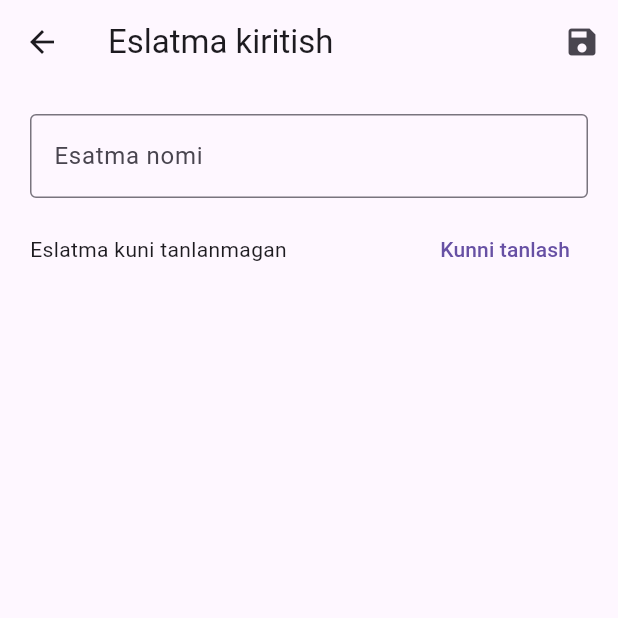
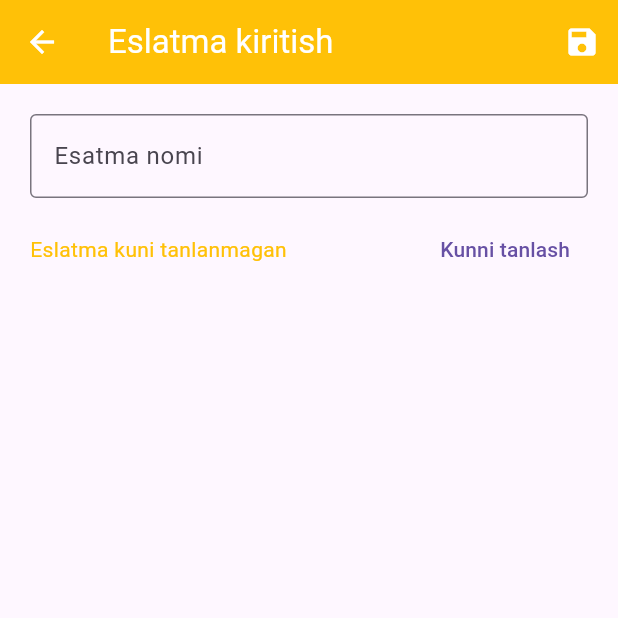
Before and after one commit to Abdirakhmonov/Full_app, a Flutter app: the NotesScreen screen opened directly, after a tap on the "add" icon, on a phone screen of 412 x 824 dp, the top half of it. Run offline on Flutter 3.47's test engine with Material 3 defaults, Android fonts, the phone set to English and light mode, and no system bars; our stand-ins replace adaptive_theme, shared_preferences, sqflite; accounts and stored records are empty.

Commit message:
search section

```diff
--- /dev/null
+++ b/lib/utils/my_theme.dart
@@ -0,0 +1,33 @@
+import 'package:flutter/material.dart';
+
+class MyThemMode {
+  static final lightheme = ThemeData.light(useMaterial3: true).copyWith(
+    appBarTheme: const AppBarTheme(
+      color: Colors.amber,
+      foregroundColor: Colors.white,
+    ),
+    textTheme: const TextTheme(
+      bodyLarge: TextStyle(color: Colors.amber),
+      bodyMedium: TextStyle(color: Colors.amber),
+      displayLarge: TextStyle(color: Colors.amber),
+      displayMedium: TextStyle(color: Colors.amber),
+      displaySmall: TextStyle(color: Colors.amber),
+      headlineMedium: TextStyle(color: Colors.amber),
+      headlineSmall: TextStyle(color: Colors.amber),
+      titleLarge: TextStyle(color: Colors.amber),
+      bodySmall: TextStyle(color: Colors.amber),
+      headlineLarge: TextStyle(color: Colors.amber),
+      labelLarge: TextStyle(color: Colors.amber),
+      labelMedium: TextStyle(color: Colors.amber),
+      labelSmall: TextStyle(color: Colors.amber),
+      titleMedium: TextStyle(color: Colors.amber),
+      titleSmall: TextStyle(color: Colors.amber),
+    ),
+  );
+  static final nightTheme = ThemeData.dark(useMaterial3: true).copyWith(
+    appBarTheme: const AppBarTheme(
+      color: Colors.amber,
+      foregroundColor: Colors.white,
+    ),
+  );
+}
--- a/lib/utils/note_extension.dart
+++ b/lib/utils/note_extension.dart
@@ -1,6 +1,6 @@
 extension DateTimeExtensions on DateTime {
   String format() {
-    return "${months[month - 1]}, $year";
+    return "$day,${months[month - 1]}";
   }
 }
 List<String> months = [
--- a/lib/views/screens/notes_screen.dart
+++ b/lib/views/screens/notes_screen.dart
@@ -2,6 +2,7 @@ import 'package:flutter/material.dart';
 import 'package:full_app/utils/note_extension.dart';
 import 'package:full_app/views/widgets/manage_note.dart';
 import 'package:full_app/views/widgets/note_item.dart';
+import 'package:full_app/views/widgets/search_notes.dart';
 
 import '../../models/note_model.dart';
 import '../../utils/routes_utild.dart';
@@ -101,33 +102,17 @@ class _HomeScreenState extends State<NotesScreen> {
             onPressed: addNote,
             icon: const Icon(Icons.add),
           ),
+          IconButton(onPressed: ()async{
+            String? result = await showSearch(
+                context: context,
+                delegate:
+                SearchViewDelegateNotes(notes: await notesViewModel.list(selectedDate)));
+          }, icon: Icon(Icons.search))
         ],
       ),
       body: Column(
         children: [
-          const SizedBox(height: 20),
-          TextButton(
-            onPressed: () async {
-              final response = await showDatePicker(
-                context: context,
-                firstDate: DateTime(2000),
-                lastDate: DateTime(3000),
-                initialDate: selectedDate,
-              );
-              if (response != null) {
-                selectedDate = response;
-                setState(() {});
-              }
-            },
-            child: Text(
-              selectedDate.format(),
-              style: const TextStyle(
-                fontSize: 30,
-                fontWeight: FontWeight.bold,
-                color: Colors.black,
-              ),
-            ),
-          ),
+
           const SizedBox(height: 20),
           Expanded(
             child: FutureBuilder(
--- a/lib/views/widgets/note_item.dart
+++ b/lib/views/widgets/note_item.dart
@@ -1,5 +1,6 @@
 
 import 'package:flutter/material.dart';
+import 'package:full_app/utils/note_extension.dart';
 
 import '../../models/note_model.dart';
 
@@ -25,6 +26,7 @@ class NoteItem extends StatelessWidget {
             fontWeight: FontWeight.bold,
           ),
         ),
+        subtitle: Text(note.date.format()),
         trailing: Row(
           mainAxisSize: MainAxisSize.min,
           children: [
--- a/pubspec.yaml
+++ b/pubspec.yaml
@@ -40,6 +40,7 @@ dependencies:
   shared_preferences: ^2.2.3
   provider: ^6.1.2
   sqflite: ^2.3.3+1
+  adaptive_theme: ^3.6.0
 
 
 dev_dependencies:
```
Also changed, not shown: lib/main.dart (+10 -4 lines), lib/views/screens/settings_screen.dart (+10 -16 lines), lib/views/screens/todos_screen.dart (+24 -7 lines), lib/views/widgets/search_notes.dart (added, +55 -0 lines), lib/views/widgets/searchviewdelegate.dart (added, +49 -0 lines), pubspec.lock.
